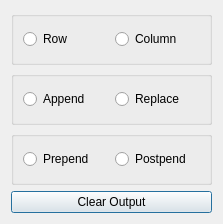
Qt form src/Interface/Modules/Math/CollectMatrices.ui (SCIInstitute/SCIRun) before a commit.
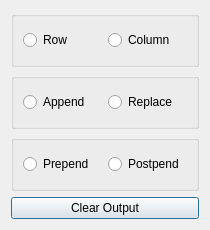
The same form after that commit.

```diff
--- a/src/Interface/Modules/Math/CollectMatrices.ui
+++ b/src/Interface/Modules/Math/CollectMatrices.ui
@@ -6,14 +6,14 @@
    <rect>
     <x>0</x>
     <y>0</y>
-    <width>223</width>
-    <height>224</height>
+    <width>210</width>
+    <height>230</height>
    </rect>
   </property>
   <property name="minimumSize">
    <size>
-    <width>223</width>
-    <height>224</height>
+    <width>210</width>
+    <height>230</height>
    </size>
   </property>
   <property name="windowTitle">
@@ -28,6 +28,12 @@
      <layout class="QHBoxLayout" name="horizontalLayout">
       <item>
        <widget class="QRadioButton" name="rowRadioButton_">
+        <property name="minimumSize">
+         <size>
+          <width>0</width>
+          <height>20</height>
+         </size>
+        </property>
         <property name="text">
          <string>Row</string>
         </property>
@@ -51,6 +57,12 @@
      <layout class="QHBoxLayout" name="horizontalLayout_2">
       <item>
        <widget class="QRadioButton" name="appendRadioButton_">
+        <property name="minimumSize">
+         <size>
+          <width>0</width>
+          <height>20</height>
+         </size>
+        </property>
         <property name="text">
          <string>Append</string>
         </property>
@@ -74,6 +86,12 @@
      <layout class="QHBoxLayout" name="horizontalLayout_3">
       <item>
        <widget class="QRadioButton" name="prependRadioButton_">
+        <property name="minimumSize">
+         <size>
+          <width>0</width>
+          <height>20</height>
+         </size>
+        </property>
         <property name="text">
          <string>Prepend</string>
         </property>
```
